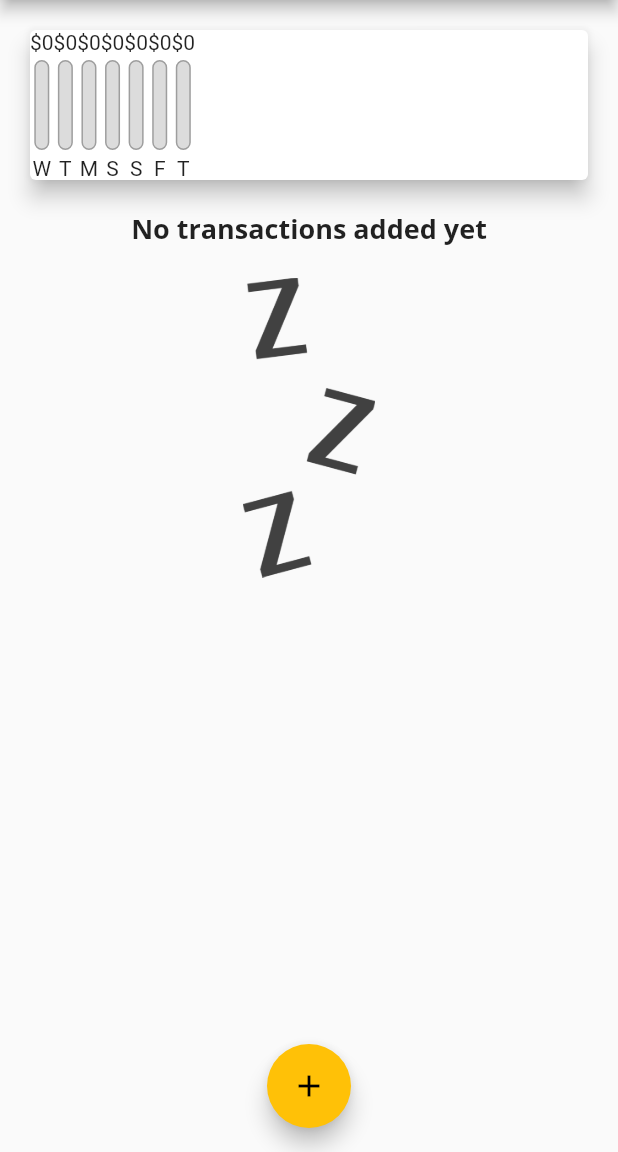
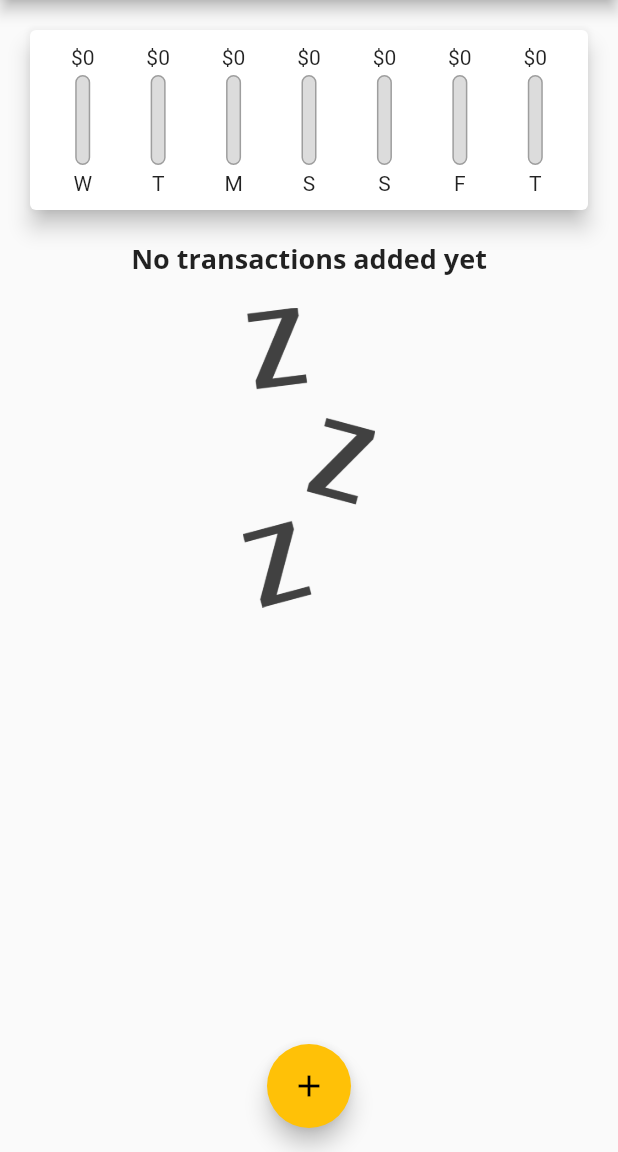
Before and after one commit to octoi/personal-expense-tracher, a Flutter app: the screen it shows after launch, on a phone screen of 412 x 824 dp, the part 84-1236 px from its top. Run offline on Flutter 3.47's test engine with Material 2 defaults, Android fonts, the phone set to English and light mode, and no system bars.

Commit message:
styled carts

```diff
--- a/lib/widgets/chart.dart
+++ b/lib/widgets/chart.dart
@@ -40,14 +40,21 @@ class Chart extends StatelessWidget {
     return Card(
       elevation: 6,
       margin: EdgeInsets.all(20.0),
+      child: Container(
+        padding: EdgeInsets.all(10.0),
         child: Row(
+          mainAxisAlignment: MainAxisAlignment.spaceAround,
           children: groupedTransactionValues.map((data) {
-          return CartBar(
+            return Flexible(
+              fit: FlexFit.tight,
+              child: CartBar(
                 data['day'],
                 data['amount'],
                 maxSpending == 0.0 ? 0.0 : data['amount'] / maxSpending,
+              ),
             );
           }).toList(),
+        ),
       ),
     );
   }
--- a/lib/widgets/chart_bar.dart
+++ b/lib/widgets/chart_bar.dart
@@ -11,7 +11,7 @@ class CartBar extends StatelessWidget {
   Widget build(BuildContext context) {
     return Column(
       children: [
-        Text('\$${spendingAmount.toStringAsFixed(0)}'),
+        FittedBox(child: Text('\$${spendingAmount.toStringAsFixed(0)}')),
         SizedBox(height: 4),
         Container(
           height: 60,
```
Lines whose indentation alone changed are shown as unchanged.
